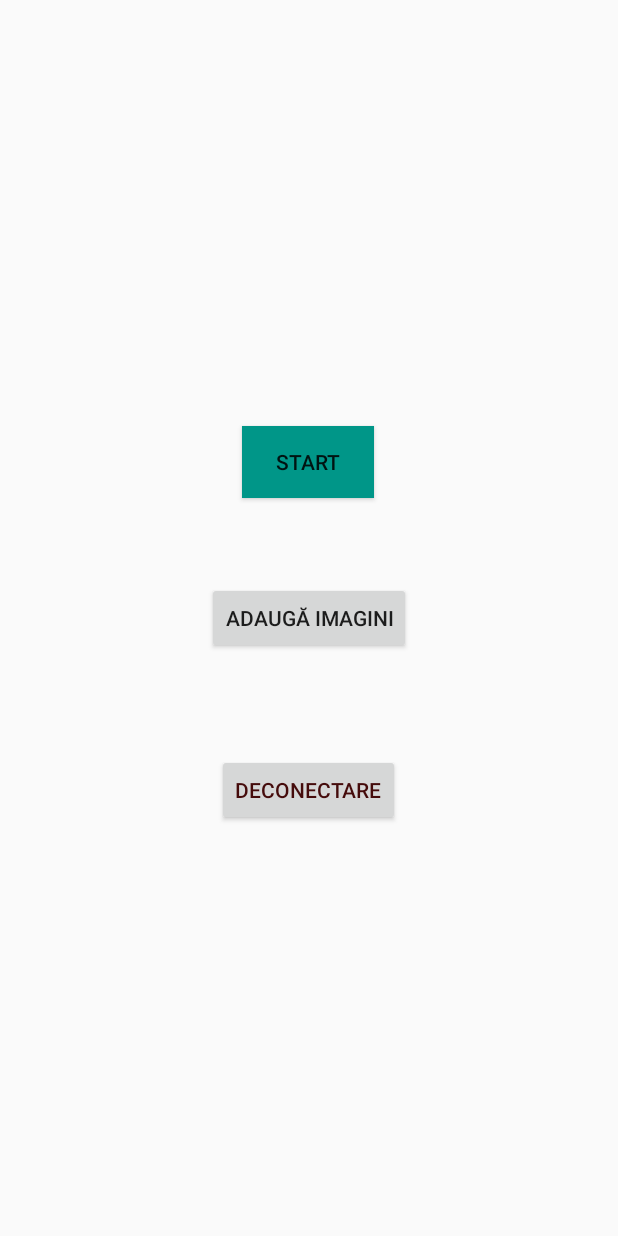
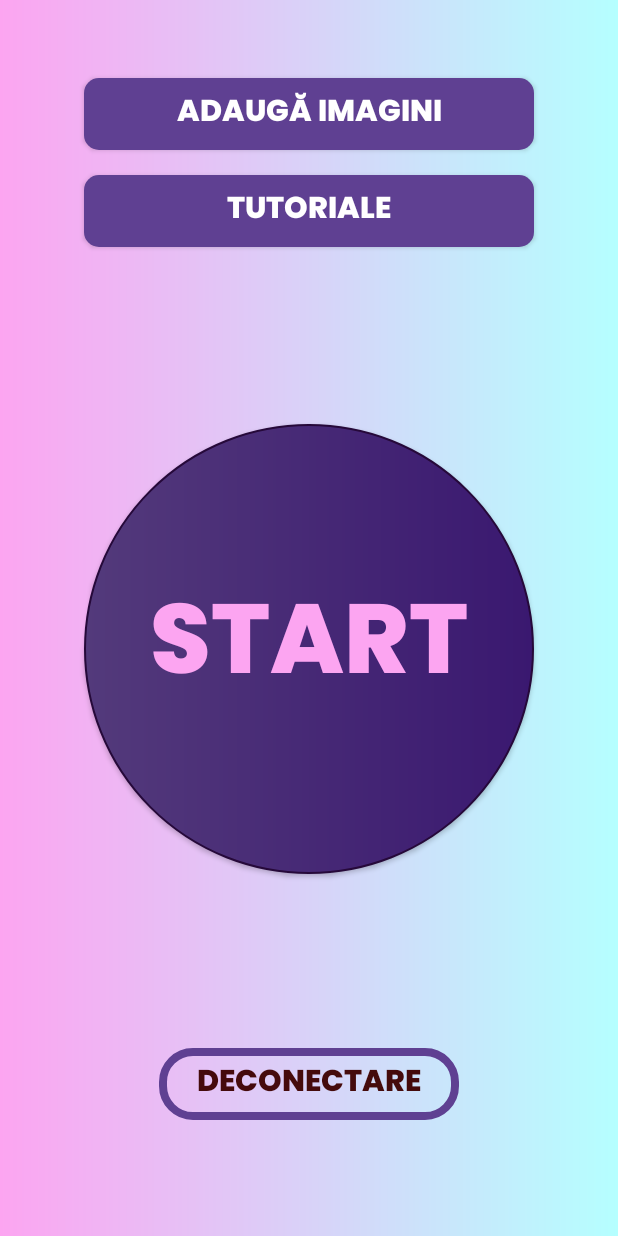
Before and after one commit to Eiline04/Minder, an Android app: the screen it shows after launch once a user with an empty profile is signed in (MainActivity), on a phone screen of 412 x 824 dp. Run offline under Robolectric (Android 15) with nearby library versions, the phone set to English and light mode, and no system bars; our stand-ins replace Firebase (no records; nobody signed in at launch, a user with empty details on screens opened directly).

Commit message:
ecran main

```diff
--- /dev/null
+++ b/app/src/main/res/drawable/bg_gradient.xml
@@ -0,0 +1,8 @@
+<?xml version="1.0" encoding="utf-8"?>
+<shape
+    xmlns:android="http://schemas.android.com/apk/res/android"
+    android:shape="rectangle">
+
+    <gradient android:startColor="#FCA5F1" android:endColor="#B5FFFF" android:type="linear"/>
+
+</shape>
--- /dev/null
+++ b/app/src/main/res/drawable/circle_purple.xml
@@ -0,0 +1,9 @@
+<?xml version="1.0" encoding="utf-8"?>
+<shape
+    xmlns:android="http://schemas.android.com/apk/res/android"
+    android:shape="oval">
+    <gradient android:startColor="#533A7B" android:endColor="#3A1870" android:type="linear"/>
+    <corners android:radius="50dp"/>
+    <size android:width="80dp" android:height="80dp"/>
+    <stroke android:width="1.5dp" android:color="#26093A" />
+</shape>
--- /dev/null
+++ b/app/src/main/res/drawable/rectangle_purple_round.xml
@@ -0,0 +1,10 @@
+<?xml version="1.0" encoding="utf-8"?>
+<selector xmlns:android="http://schemas.android.com/apk/res/android">
+    <item>
+        <shape android:shape="rectangle">
+            <solid android:color="#5F4092"/>
+            <corners android:radius="10dp"/>
+
+        </shape>
+    </item>
+</selector>
--- /dev/null
+++ b/app/src/main/res/drawable/rectangle_purple_stroke.xml
@@ -0,0 +1,9 @@
+<?xml version="1.0" encoding="utf-8"?>
+<selector xmlns:android="http://schemas.android.com/apk/res/android">
+    <item>
+        <shape android:shape="rectangle">
+            <stroke android:color="#5F4092" android:width="5dp" />
+            <corners android:radius="20dp" />
+        </shape>
+    </item>
+</selector>
--- a/app/src/main/res/layout/activity_main.xml
+++ b/app/src/main/res/layout/activity_main.xml
@@ -4,41 +4,67 @@
     xmlns:tools="http://schemas.android.com/tools"
     android:layout_width="match_parent"
     android:layout_height="match_parent"
-    tools:context=".MainActivity">
+    tools:context=".MainActivity"
+    android:background="@drawable/bg_gradient">
 
     <Button
         android:id="@+id/signOutButton"
-        android:layout_width="wrap_content"
+        android:layout_width="200dp"
         android:layout_height="wrap_content"
         android:text="Deconectare"
+        android:textSize="20sp"
+        android:fontFamily="@font/poppins_extrabold"
+        android:background="@drawable/rectangle_purple_stroke"
         android:textColor="#F53E0202"
         app:layout_constraintBottom_toBottomOf="parent"
         app:layout_constraintEnd_toEndOf="parent"
-        app:layout_constraintHorizontal_bias="0.498"
         app:layout_constraintStart_toStartOf="parent"
         app:layout_constraintTop_toTopOf="parent"
-        app:layout_constraintVertical_bias="0.648" />
+        app:layout_constraintVertical_bias="0.9" />
 
     <Button
         android:id="@+id/toStoreUDBtn"
-        android:layout_width="wrap_content"
+        android:layout_width="300dp"
         android:layout_height="wrap_content"
-        android:text="Adaugă imagini"
+        android:text="  Adaugă imagini  "
+        android:textSize="20sp"
+        android:fontFamily="@font/poppins_extrabold"
+        android:textColor="#fff"
         app:layout_constraintBottom_toBottomOf="parent"
         app:layout_constraintEnd_toEndOf="parent"
         app:layout_constraintStart_toStartOf="parent"
-        app:layout_constraintTop_toTopOf="parent" />
+        app:layout_constraintTop_toTopOf="parent"
+        app:layout_constraintVertical_bias="0.067"
+        android:background="@drawable/rectangle_purple_round"/>
+
+    <Button
+        android:id="@+id/tutorials"
+        android:layout_width="300dp"
+        android:layout_height="wrap_content"
+        android:text="  tutoriale  "
+        android:textSize="20sp"
+        android:fontFamily="@font/poppins_extrabold"
+        android:textColor="#fff"
+        app:layout_constraintBottom_toBottomOf="parent"
+        app:layout_constraintEnd_toEndOf="parent"
+        app:layout_constraintStart_toStartOf="parent"
+        app:layout_constraintTop_toTopOf="parent"
+        app:layout_constraintVertical_bias="0.15"
+        android:background="@drawable/rectangle_purple_round"/>
 
     <Button
         android:id="@+id/startBtn"
-        android:layout_width="wrap_content"
-        android:layout_height="wrap_content"
-        android:background="#009688"
+        android:layout_width="300dp"
+        android:layout_height="300dp"
+        android:background="@drawable/circle_purple"
+        android:fontFamily="@font/poppins_extrabold"
         android:text="Start"
+        android:textAlignment="center"
+        android:textColor="#FCA5F1"
+        android:textSize="65sp"
         app:layout_constraintBottom_toBottomOf="parent"
         app:layout_constraintEnd_toEndOf="parent"
-        app:layout_constraintHorizontal_bias="0.498"
         app:layout_constraintStart_toStartOf="parent"
         app:layout_constraintTop_toTopOf="parent"
-        app:layout_constraintVertical_bias="0.366" />
+        app:layout_constraintVertical_bias="0.54" />
 </androidx.constraintlayout.widget.ConstraintLayout>
```
